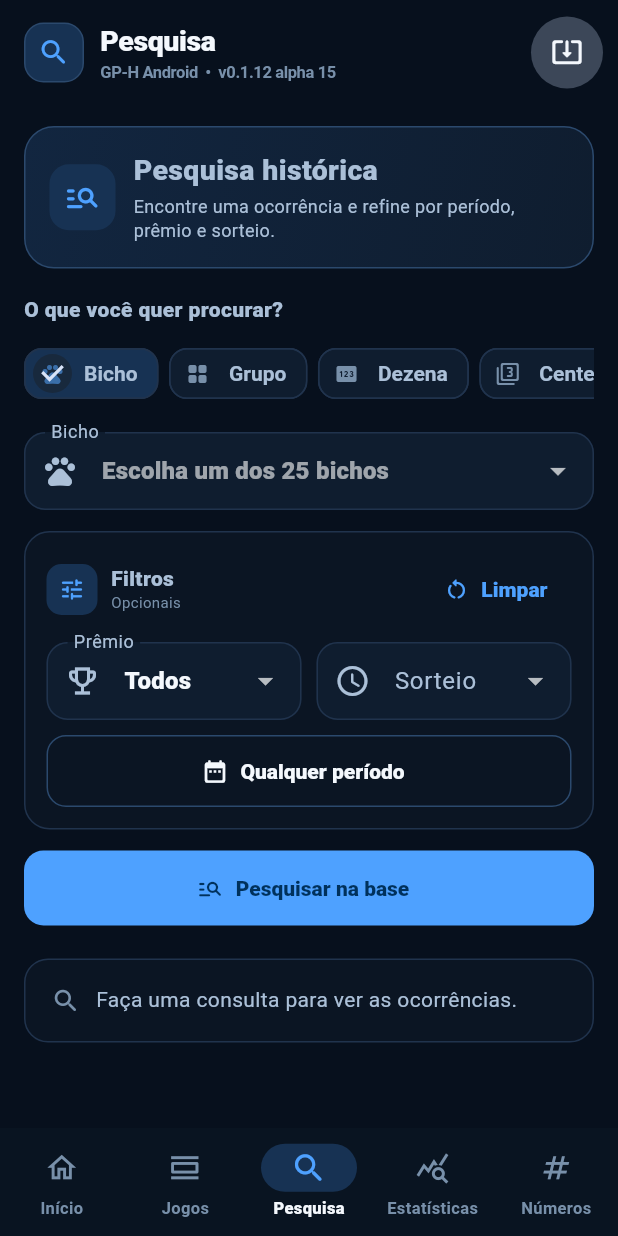
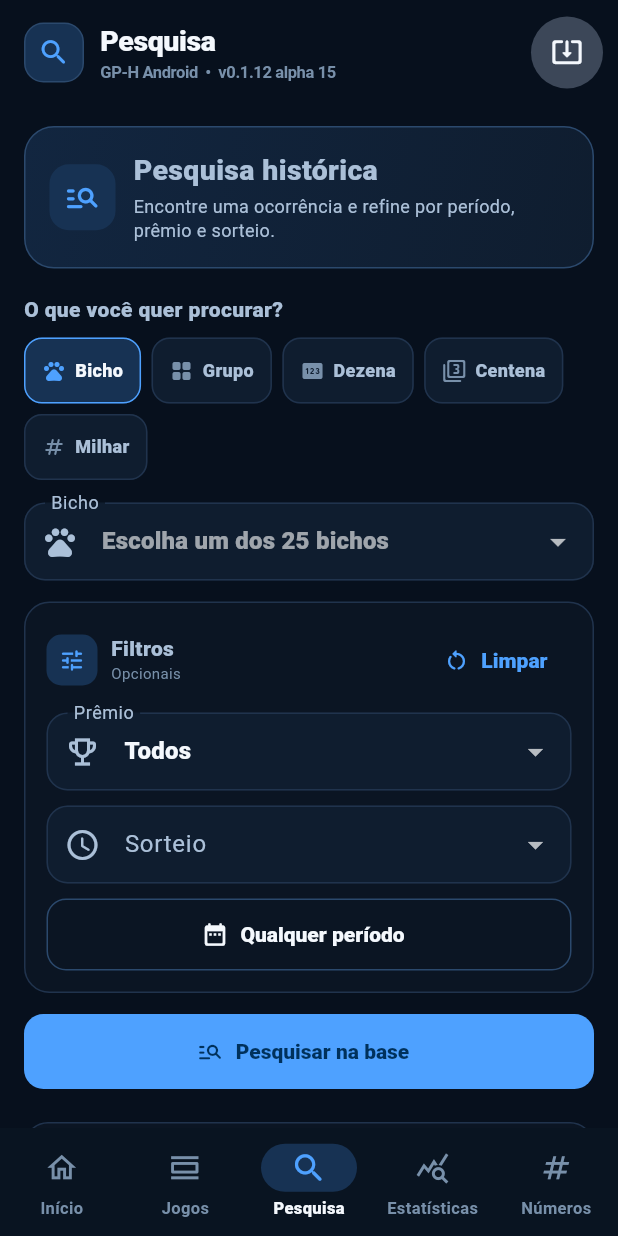
Before and after one commit to clienteg1603/GP-H-Consulta-Historica, a Flutter app: the screen it shows after launch, item 3 of the bottom bar chosen, on a phone screen of 412 x 824 dp. Run offline on Flutter 3.47's test engine with Material 3 defaults, Android fonts, the phone set to English and light mode, and no system bars; our stand-ins replace sqflite; accounts and stored records are empty; network calls fail; key blocks and very long unbroken strings in the code were emptied for the run.

Commit message:
Android Alpha 16: melhora responsividade da pesquisa

```diff
--- a/android_app/lib/screens/search_screen.dart
+++ b/android_app/lib/screens/search_screen.dart
@@ -161,26 +161,18 @@ class _SearchScreenState extends State<SearchScreen> {
           style: TextStyle(fontWeight: FontWeight.w900, fontSize: 14),
         ),
         const SizedBox(height: 9),
-        SingleChildScrollView(
-          scrollDirection: Axis.horizontal,
-          child: Row(
+        Wrap(
+          spacing: 7,
+          runSpacing: 7,
           children: modes.map((mode) {
             final selected = _mode == mode;
-              return Padding(
-                padding: const EdgeInsets.only(right: 7),
-                child: ChoiceChip(
-                  avatar: Icon(
-                    _iconForMode(mode),
-                    size: 16,
-                    color: selected ? GphTheme.primary : GphTheme.textMuted,
-                  ),
-                  label: Text(mode),
+            return _ModeChoice(
+              label: mode,
+              icon: _iconForMode(mode),
               selected: selected,
-                  onSelected: (_) => _changeMode(mode),
-                ),
+              onTap: () => _changeMode(mode),
             );
           }).toList(),
-          ),
         ),
         const SizedBox(height: 15),
         if (_mode == 'Bicho')
@@ -228,6 +220,7 @@ class _SearchScreenState extends State<SearchScreen> {
                             children: [
                               Text(
                                 '${animal.group.toString().padLeft(2, '0')} • ${animal.name}',
+                                overflow: TextOverflow.ellipsis,
                                 style: const TextStyle(fontWeight: FontWeight.w800),
                               ),
                               Text(
@@ -256,12 +249,33 @@ class _SearchScreenState extends State<SearchScreen> {
             keyboardType: TextInputType.number,
             inputFormatters: [FilteringTextInputFormatter.digitsOnly],
             textInputAction: TextInputAction.search,
+            onChanged: (_) {
+              if (_error != null || _results != null) {
+                setState(() {
+                  _error = null;
+                  _results = null;
+                });
+              }
+            },
             onSubmitted: (_) => _search(),
             decoration: InputDecoration(
               labelText: 'Pesquisar por $_mode',
               hintText: _hintForMode(_mode),
               prefixIcon: Icon(_iconForMode(_mode)),
               counterText: '',
+              suffixIcon: _queryController.text.isEmpty
+                  ? null
+                  : IconButton(
+                      tooltip: 'Limpar número',
+                      onPressed: () {
+                        setState(() {
+                          _queryController.clear();
+                          _results = null;
+                          _error = null;
+                        });
+                      },
+                      icon: const Icon(Icons.close_rounded),
+                    ),
             ),
             maxLength: _maxLengthForMode(_mode),
           ),
@@ -375,6 +389,53 @@ class _SearchScreenState extends State<SearchScreen> {
   }
 }
 
+class _ModeChoice extends StatelessWidget {
+  const _ModeChoice({
+    required this.label,
+    required this.icon,
+    required this.selected,
+    required this.onTap,
+  });
+
+  final String label;
+  final IconData icon;
+  final bool selected;
+  final VoidCallback onTap;
+
+  @override
+  Widget build(BuildContext context) => Material(
+        color: selected ? GphTheme.primarySoft : GphTheme.surfaceRaised,
+        borderRadius: BorderRadius.circular(12),
+        child: InkWell(
+          onTap: onTap,
+          borderRadius: BorderRadius.circular(12),
+          child: Container(
+            constraints: const BoxConstraints(minHeight: 44),
+            padding: const EdgeInsets.symmetric(horizontal: 11, vertical: 9),
+            decoration: BoxDecoration(
+              borderRadius: BorderRadius.circular(12),
+              border: Border.all(color: selected ? GphTheme.primary : GphTheme.border),
+            ),
+            child: Row(
+              mainAxisSize: MainAxisSize.min,
+              children: [
+                Icon(icon, size: 16, color: selected ? GphTheme.primary : GphTheme.textMuted),
+                const SizedBox(width: 6),
+                Text(
+                  label,
+                  style: TextStyle(
+                    color: selected ? GphTheme.textPrimary : GphTheme.textSecondary,
+                    fontSize: 12,
+                    fontWeight: FontWeight.w800,
+                  ),
+                ),
+              ],
+            ),
+          ),
+        ),
+      );
+}
+
 class _HeaderIcon extends StatelessWidget {
   const _HeaderIcon();
 
@@ -416,6 +477,8 @@ class _AnimalSelectionCard extends StatelessWidget {
                 children: [
                   Text(
                     animal.name,
+                    maxLines: 1,
+                    overflow: TextOverflow.ellipsis,
                     style: const TextStyle(fontSize: 16, fontWeight: FontWeight.w900),
                   ),
                   const SizedBox(height: 2),
@@ -458,6 +521,52 @@ class _FilterCard extends StatelessWidget {
 
   @override
   Widget build(BuildContext context) {
+    final prizeField = DropdownButtonFormField<int>(
+      key: ValueKey('prize-$prize'),
+      initialValue: prize,
+      isExpanded: true,
+      decoration: const InputDecoration(
+        labelText: 'Prêmio',
+        prefixIcon: Icon(Icons.emoji_events_outlined),
+      ),
+      items: const [
+        DropdownMenuItem<int>(value: null, child: Text('Todos')),
+        DropdownMenuItem(value: 1, child: Text('1º prêmio')),
+        DropdownMenuItem(value: 2, child: Text('2º prêmio')),
+        DropdownMenuItem(value: 3, child: Text('3º prêmio')),
+        DropdownMenuItem(value: 4, child: Text('4º prêmio')),
+        DropdownMenuItem(value: 5, child: Text('5º prêmio')),
+      ],
+      onChanged: onPrizeChanged,
+    );
+
+    final drawField = FutureBuilder<List<String>>(
+      future: drawOptions,
+      builder: (context, snapshot) {
+        final options = snapshot.data ?? const <String>[];
+        final selected = draw != null && options.contains(draw) ? draw : null;
+        return DropdownButtonFormField<String>(
+          key: ValueKey('draw-${draw ?? ''}'),
+          initialValue: selected,
+          isExpanded: true,
+          decoration: const InputDecoration(
+            labelText: 'Sorteio',
+            prefixIcon: Icon(Icons.schedule_rounded),
+          ),
+          items: [
+            const DropdownMenuItem<String>(value: '', child: Text('Todos')),
+            ...options.map(
+              (value) => DropdownMenuItem<String>(
+                value: value,
+                child: Text(value, overflow: TextOverflow.ellipsis),
+              ),
+            ),
+          ],
+          onChanged: (value) => onDrawChanged(value == null || value.isEmpty ? null : value),
+        );
+      },
+    );
+
     return Container(
       padding: const EdgeInsets.all(14),
       decoration: BoxDecoration(
@@ -497,62 +606,25 @@ class _FilterCard extends StatelessWidget {
             ],
           ),
           const SizedBox(height: 11),
-          Row(
+          LayoutBuilder(
+            builder: (context, constraints) {
+              if (constraints.maxWidth < 410) {
+                return Column(
                   children: [
-              Expanded(
-                child: DropdownButtonFormField<int>(
-                  key: ValueKey('prize-$prize'),
-                  initialValue: prize,
-                  decoration: const InputDecoration(
-                    labelText: 'Prêmio',
-                    prefixIcon: Icon(Icons.emoji_events_outlined),
-                  ),
-                  items: const [
-                    DropdownMenuItem<int>(value: null, child: Text('Todos')),
-                    DropdownMenuItem(value: 1, child: Text('1º prêmio')),
-                    DropdownMenuItem(value: 2, child: Text('2º prêmio')),
-                    DropdownMenuItem(value: 3, child: Text('3º prêmio')),
-                    DropdownMenuItem(value: 4, child: Text('4º prêmio')),
-                    DropdownMenuItem(value: 5, child: Text('5º prêmio')),
+                    prizeField,
+                    const SizedBox(height: 10),
+                    drawField,
                   ],
-                  onChanged: onPrizeChanged,
-                ),
-              ),
+                );
+              }
+              return Row(
+                children: [
+                  Expanded(child: prizeField),
                   const SizedBox(width: 10),
-              Expanded(
-                child: FutureBuilder<List<String>>(
-                  future: drawOptions,
-                  builder: (context, snapshot) {
-                    final options = snapshot.data ?? const <String>[];
-                    final selected = draw != null && options.contains(draw) ? draw : null;
-                    return DropdownButtonFormField<String>(
-                      key: ValueKey('draw-${draw ?? ''}'),
-                      initialValue: selected,
-                      isExpanded: true,
-                      decoration: const InputDecoration(
-                        labelText: 'Sorteio',
-                        prefixIcon: Icon(Icons.schedule_rounded),
-                      ),
-                      items: [
-                        const DropdownMenuItem<String>(
-                          value: '',
-                          child: Text('Todos'),
-                        ),
-                        ...options.map(
-                          (value) => DropdownMenuItem<String>(
-                            value: value,
-                            child: Text(value, overflow: TextOverflow.ellipsis),
-                          ),
-                        ),
+                  Expanded(child: drawField),
                 ],
-                      onChanged: (value) => onDrawChanged(
-                        value == null || value.isEmpty ? null : value,
-                      ),
               );
             },
-                ),
-              ),
-            ],
           ),
           const SizedBox(height: 10),
           SizedBox(
@@ -560,7 +632,7 @@ class _FilterCard extends StatelessWidget {
             child: OutlinedButton.icon(
               onPressed: onPickPeriod,
               icon: Icon(hasPeriod ? Icons.event_available_rounded : Icons.date_range_rounded),
-              label: Text(periodLabel),
+              label: Text(periodLabel, maxLines: 1, overflow: TextOverflow.ellipsis),
             ),
           ),
         ],
@@ -590,6 +662,7 @@ class _ResultsPanel extends StatelessWidget {
       crossAxisAlignment: CrossAxisAlignment.start,
       children: [
         Row(
+          crossAxisAlignment: CrossAxisAlignment.start,
           children: [
             Container(
               width: 34,
@@ -608,9 +681,16 @@ class _ResultsPanel extends StatelessWidget {
               ),
             ),
             if (rows.length >= 250)
-              const Text(
+              Container(
+                padding: const EdgeInsets.symmetric(horizontal: 7, vertical: 4),
+                decoration: BoxDecoration(
+                  color: GphTheme.surfaceRaised,
+                  borderRadius: BorderRadius.circular(8),
+                ),
+                child: const Text(
                   'limite 250',
                   style: TextStyle(color: GphTheme.textMuted, fontSize: 10),
+                ),
               ),
           ],
         ),
@@ -662,20 +742,22 @@ class _ResultDrawCard extends StatelessWidget {
       child: Column(
         crossAxisAlignment: CrossAxisAlignment.start,
         children: [
-          Row(
+          Wrap(
+            spacing: 8,
+            runSpacing: 5,
+            crossAxisAlignment: WrapCrossAlignment.center,
             children: [
-              Text(
-                _date(first.date),
-                style: const TextStyle(fontWeight: FontWeight.w900),
+              Text(_date(first.date), style: const TextStyle(fontWeight: FontWeight.w900)),
+              Text(first.time, style: const TextStyle(color: GphTheme.textSecondary)),
+              Container(
+                padding: const EdgeInsets.symmetric(horizontal: 7, vertical: 4),
+                decoration: BoxDecoration(
+                  color: GphTheme.primarySoft,
+                  borderRadius: BorderRadius.circular(8),
                 ),
-              const SizedBox(width: 8),
-              Text(first.time, style: const TextStyle(color: GphTheme.textSecondary)),
-              const Spacer(),
-              Flexible(
                 child: Text(
                   first.draw,
-                  overflow: TextOverflow.ellipsis,
-                  style: const TextStyle(color: GphTheme.primary, fontWeight: FontWeight.w800),
+                  style: const TextStyle(color: GphTheme.primary, fontSize: 10, fontWeight: FontWeight.w800),
                 ),
               ),
             ],
@@ -684,7 +766,7 @@ class _ResultDrawCard extends StatelessWidget {
           ...ordered.map(
             (row) => Container(
               margin: const EdgeInsets.only(bottom: 5),
-              padding: const EdgeInsets.symmetric(horizontal: 8, vertical: 7),
+              padding: const EdgeInsets.symmetric(horizontal: 8, vertical: 8),
               decoration: BoxDecoration(
                 color: GphTheme.surface,
                 borderRadius: BorderRadius.circular(10),
@@ -700,7 +782,7 @@ class _ResultDrawCard extends StatelessWidget {
                     child: Text(row.thousand, style: const TextStyle(fontWeight: FontWeight.w900)),
                   ),
                   Expanded(
-                    child: Text(row.animal, overflow: TextOverflow.ellipsis),
+                    child: Text(row.animal, maxLines: 1, overflow: TextOverflow.ellipsis),
                   ),
                   Container(
                     padding: const EdgeInsets.symmetric(horizontal: 6, vertical: 3),
```
Lines whose indentation alone changed are shown as unchanged.
